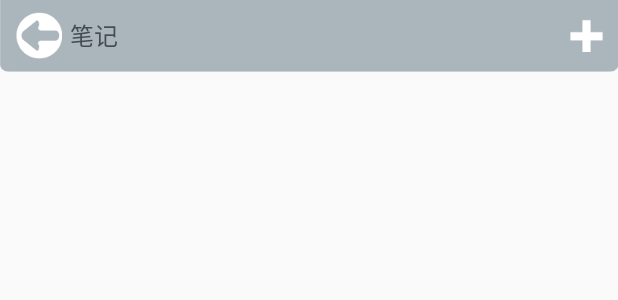
After one commit to zhuzhushang/CourseTable, an Android app: the layout default_appbar.xml on its own in the app's theme, with its tools: preview values and no code run, on a phone screen of 412 x 824 dp. The commit adds this screen. Shown: the top 300 px of the screen. Run offline under Robolectric (Android 15) with nearby library versions, the phone set to English and light mode, and no system bars.

Commit message:
编写了defaule_appbar

```diff
--- a/app/build.gradle
+++ b/app/build.gradle
@@ -26,6 +26,5 @@ dependencies {
     })
     compile 'com.android.support:appcompat-v7:25.0.1'
     testCompile 'junit:junit:4.12'
-    compile files('G:/TDDOWNLOAD/CourseTable/libs/okhttputils-2.3.8-sources.jar')
-    compile files('G:/TDDOWNLOAD/CourseTable/libs/gson-2.1.jar')
+
 }
--- /dev/null
+++ b/app/src/main/res/layout/default_appbar.xml
@@ -0,0 +1,24 @@
+<?xml version="1.0" encoding="utf-8"?>
+<LinearLayout xmlns:android="http://schemas.android.com/apk/res/android"
+    android:orientation="vertical" android:layout_width="match_parent"
+    android:layout_height="wrap_content">
+
+    <RelativeLayout
+        style="@style/default_appbar_container_relative"
+        android:layout_height="48dp"
+        android:background="@mipmap/appbar_header">
+
+        <TextView
+            style="@style/default_appbar_left_tv_arrow"
+            android:text="笔记"
+            />
+
+        <ImageView
+            style="@style/default_appbar_right_img"
+            android:src="@mipmap/add_course"
+            />
+    </RelativeLayout>
+
+
+
+</LinearLayout>
--- a/app/src/main/res/values/default_styles.xml
+++ b/app/src/main/res/values/default_styles.xml
@@ -29,6 +29,24 @@
 
     </style>
 
+    <!--appbar 位于左边的textview-->
+    <style name="default_appbar_left_tv_arrow">
+
+        <item name="android:id">@id/appbar_left_tv_arrow</item>
+        <item name="android:layout_width">wrap_content</item>
+        <item name="android:layout_height">wrap_content</item>
+        <item name="android:textSize">@dimen/textsize_max</item>
+        <item name="android:layout_alignParentLeft">true</item>
+        <item name="android:layout_centerVertical">true</item>
+        <item name="android:gravity">center</item>
+        <item name="android:singleLine">true</item>
+        <item name="android:textColor">@color/color_text_light_black</item>
+        <item name="android:drawableLeft">@mipmap/arrow_back</item>
+        <item name="android:drawablePadding">5dp</item>
+        <item name="android:layout_marginLeft">10dp</item>
+    </style>
+
+
     <!--appbar位于左边的textview-->
     <style name="default_appbar_left_tv">
         <item name="android:id">@id/appbar_left_tv</item>
@@ -49,8 +67,10 @@
         <item name="android:layout_width">wrap_content</item>
         <item name="android:layout_height">wrap_content</item>
         <item name="android:gravity">center</item>
-        <item name="android:layout_alignParentLeft">true</item>
+        <item name="android:layout_alignParentRight">true</item>
         <item name="android:layout_centerVertical">true</item>
+        <item name="android:paddingRight">10dp</item>
+        <item name="android:paddingLeft">10dp</item>
 
     </style>
 
--- a/app/src/main/res/values/ids.xml
+++ b/app/src/main/res/values/ids.xml
@@ -9,5 +9,7 @@
     <item type="id" name="appbar_right_img"/>
     <item type="id" name="appbar_right_linear"/>
     <item type="id" name="appbar_container_relative"/>
+    <item name="appbar_left_tv_arrow" type="id"/>
+
 
 </resources>
```
Also changed, not shown: app/src/main/java/com/example/administrator/coursetable/activity/CourseListActivity.java (added, +26 -0 lines), app/src/main/java/com/example/administrator/coursetable/model/CourseListDataModel.java (added, +36 -0 lines), app/src/main/res/layout/activity_course_list.xml (added, +27 -0 lines), app/src/main/res/layout/view_appbar.xml (deleted, +0 -17 lines), app/src/main/res/mipmap-xhdpi/add_course.png (added), app/src/main/res/mipmap-xhdpi/arrow_back.png (added).
